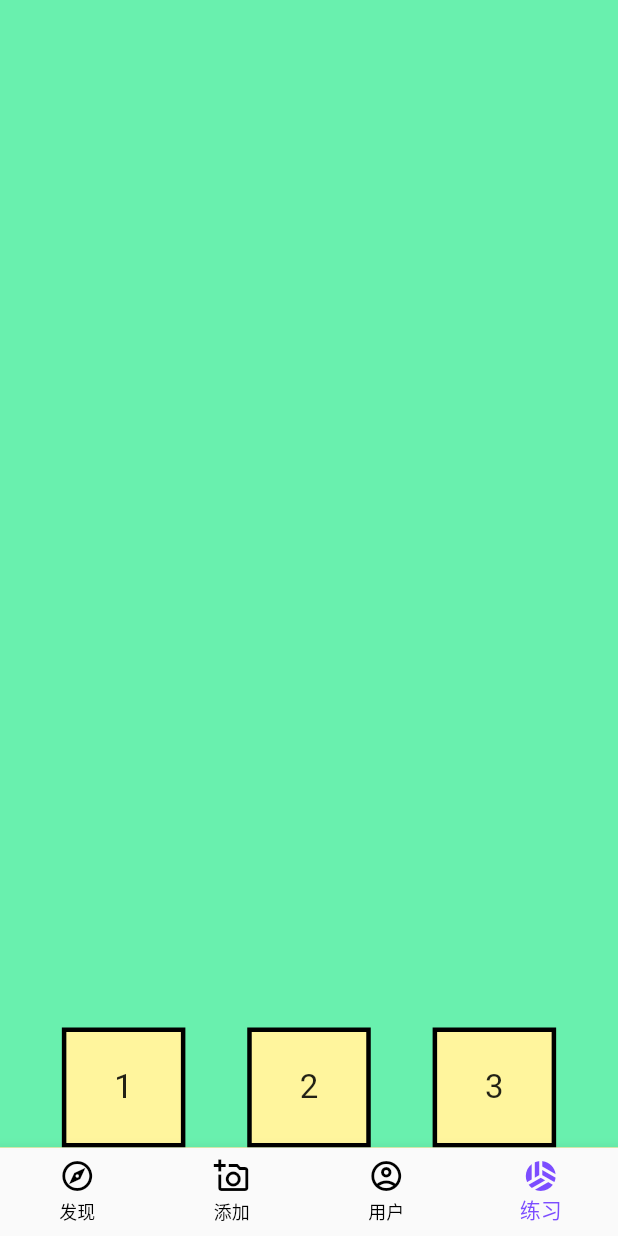
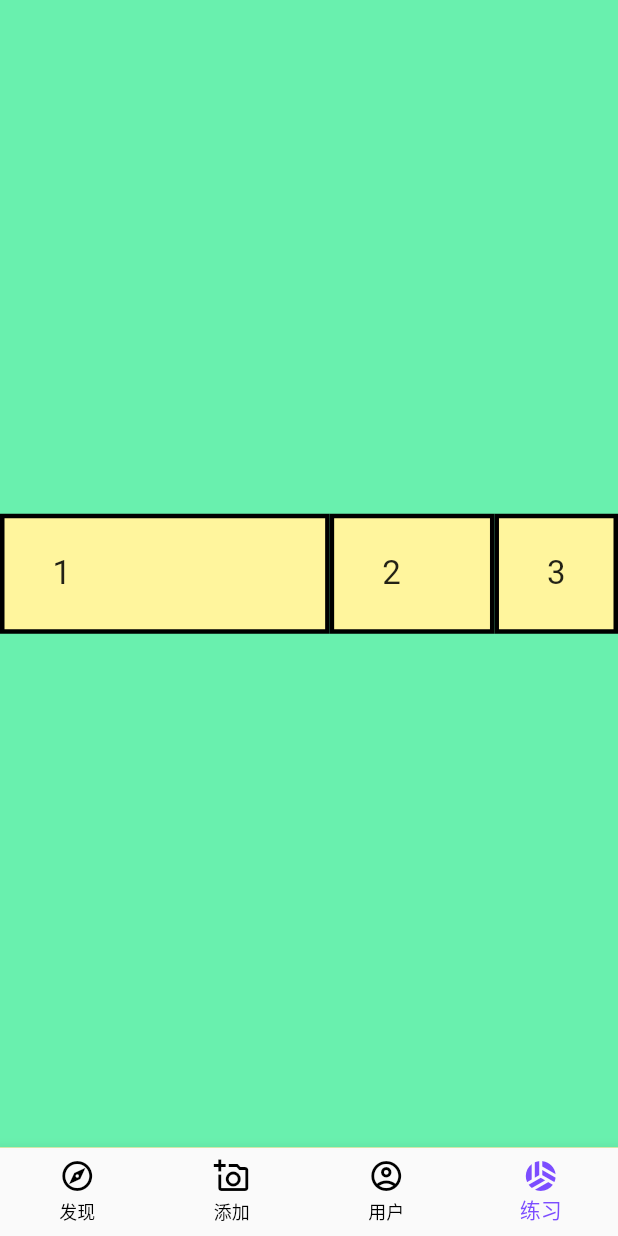
Before and after one commit to ninghao/xb2_flutter, a Flutter app: the screen it shows after launch, item 4 of the bottom bar chosen, on a phone screen of 412 x 824 dp. Run offline on Flutter 3.47's test engine with Material 2 defaults, Android fonts, the phone set to English and light mode, and no system bars; network calls fail.

Commit message:
Expanded：扩展空间

```diff
--- a/lib/playground/layout/playground_layout.dart
+++ b/lib/playground/layout/playground_layout.dart
@@ -9,11 +9,16 @@ class PlaygroundLayout extends StatelessWidget {
         color: Colors.greenAccent,
         child: SafeArea(
           child: Row(
-            mainAxisAlignment: MainAxisAlignment.spaceEvenly,
-            crossAxisAlignment: CrossAxisAlignment.end,
+            mainAxisAlignment: MainAxisAlignment.center,
             children: [
-              PlaygroundLayoutItem('1'),
-              PlaygroundLayoutItem('2'),
+              Expanded(
+                child: PlaygroundLayoutItem('1'),
+                flex: 2,
+              ),
+              Expanded(
+                child: PlaygroundLayoutItem('2'),
+                flex: 1,
+              ),
               PlaygroundLayoutItem('3'),
             ],
           ),
```
